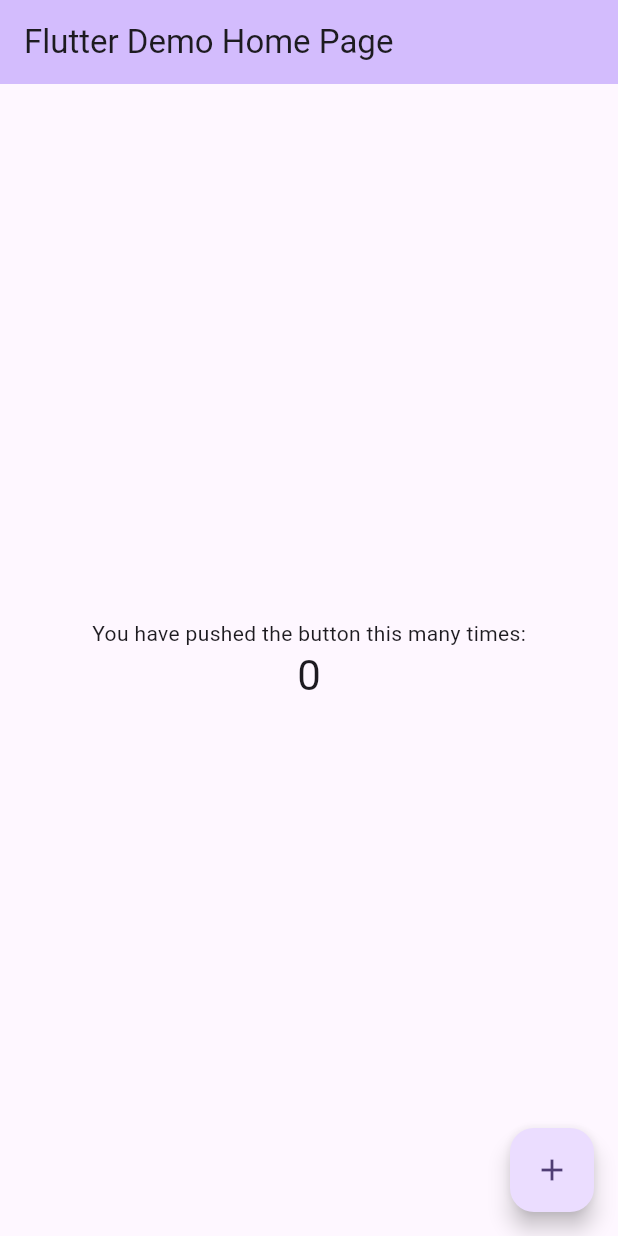
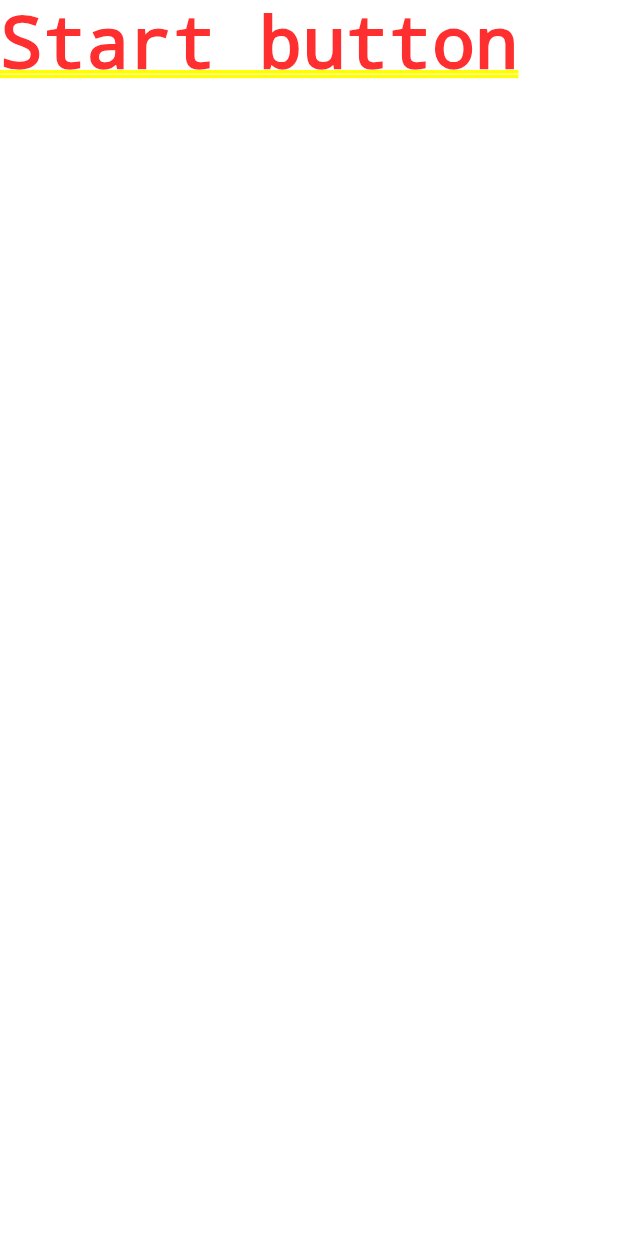
Before and after one commit to Pheak02/Basic_Flutter_Concepts, a Flutter app: the screen it shows after launch, on a phone screen of 412 x 824 dp. Run offline on Flutter 3.47's test engine with Material 2 defaults, Android fonts, the phone set to English and light mode, and no system bars.

Commit message:
initial trail for challege - can get text at least

```diff
--- a/flutter_concepts/lib/main.dart
+++ b/flutter_concepts/lib/main.dart
@@ -1,7 +1,7 @@
 import 'package:flutter/material.dart';
 
 void main() {
-  runApp(const MyApp());
+  runApp(const MaterialApp(home: Text('Start button')));
 }
 
 class MyApp extends StatelessWidget {
```
